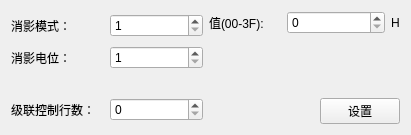
This is src/Advancedsetting/Advancedsetting/mos5366config.ui in liyangfamily/TestActions as Qt 5 draws it before an edit. The edited form follows.
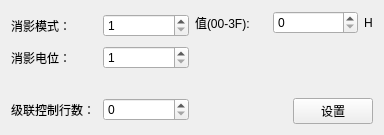
This is the edited form.

What changed in the file:
```diff
--- a/src/Advancedsetting/Advancedsetting/mos5366config.ui
+++ b/src/Advancedsetting/Advancedsetting/mos5366config.ui
@@ -6,7 +6,7 @@
    <rect>
     <x>0</x>
     <y>0</y>
-    <width>411</width>
+    <width>384</width>
     <height>135</height>
    </rect>
   </property>
@@ -157,7 +157,7 @@
          <item>
           <widget class="QPushButton" name="SettingpushButton">
            <property name="text">
-            <string>    设置    </string>
+            <string>设置</string>
            </property>
           </widget>
          </item>
```
